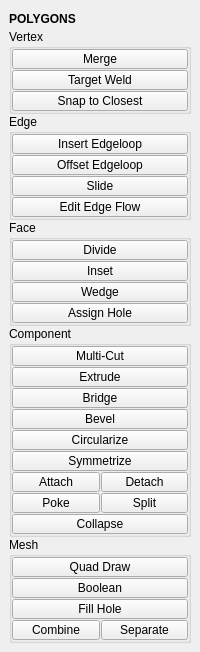
This is tentacle/ui/polygons.ui in m3trik/tentacle as Qt 5 draws it before an edit. The edited form follows.
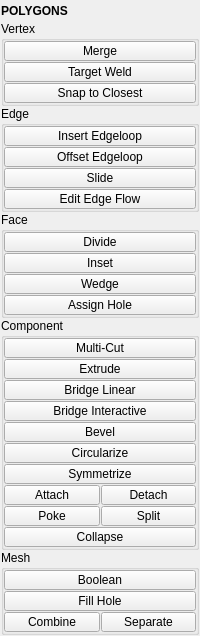
This is the edited form. Custom widgets are drawn as their Qt base class.

What changed in the file:
```diff
--- a/tentacle/ui/polygons.ui
+++ b/tentacle/ui/polygons.ui
@@ -7,7 +7,7 @@
     <x>0</x>
     <y>0</y>
     <width>200</width>
-    <height>636</height>
+    <height>621</height>
    </rect>
   </property>
   <property name="tabShape">
@@ -41,6 +41,18 @@
     </palette>
    </property>
    <layout class="QVBoxLayout" name="verticalLayout_2">
+    <property name="leftMargin">
+     <number>1</number>
+    </property>
+    <property name="topMargin">
+     <number>1</number>
+    </property>
+    <property name="rightMargin">
+     <number>1</number>
+    </property>
+    <property name="bottomMargin">
+     <number>1</number>
+    </property>
     <item>
      <layout class="QVBoxLayout" name="verticalLayout">
       <property name="spacing">
@@ -773,8 +785,8 @@
          <property name="spacing">
           <number>1</number>
          </property>
-         <item row="1" column="0" colspan="2">
-          <widget class="PushButton" name="tb003">
+         <item row="0" column="0" colspan="2">
+          <widget class="QPushButton" name="b012">
            <property name="enabled">
             <bool>true</bool>
            </property>
@@ -791,41 +803,10 @@
             </size>
            </property>
            <property name="toolTip">
-            <string>Extrude the selected component</string>
+            <string>Divide faces by splitting cutting and inserting edge loops</string>
            </property>
            <property name="text">
-            <string>Extrude</string>
-           </property>
-           <property name="iconSize">
-            <size>
-             <width>18</width>
-             <height>18</height>
-            </size>
-           </property>
-          </widget>
-         </item>
-         <item row="5" column="0" colspan="2">
-          <widget class="QPushButton" name="b000">
-           <property name="enabled">
-            <bool>true</bool>
-           </property>
-           <property name="minimumSize">
-            <size>
-             <width>0</width>
-             <height>20</height>
-            </size>
-           </property>
-           <property name="maximumSize">
-            <size>
-             <width>16777215</width>
-             <height>20</height>
-            </size>
-           </property>
-           <property name="toolTip">
-            <string>Organize vertices of selected components into a perfect geometric shape.</string>
-           </property>
-           <property name="text">
-            <string>Circularize</string>
+            <string>Multi-Cut</string>
            </property>
            <property name="iconSize">
             <size>
@@ -872,8 +853,8 @@
            </property>
           </widget>
          </item>
-         <item row="3" column="0" colspan="2">
-          <widget class="PushButton" name="tb004">
+         <item row="13" column="0" colspan="2">
+          <widget class="QPushButton" name="b009">
            <property name="enabled">
             <bool>true</bool>
            </property>
@@ -890,10 +871,10 @@
             </size>
            </property>
            <property name="toolTip">
-            <string>Bevel modifier</string>
+            <string>Collapse the selected edges or faces</string>
            </property>
            <property name="text">
-            <string>Bevel</string>
+            <string>Collapse</string>
            </property>
            <property name="iconSize">
             <size>
@@ -901,9 +882,120 @@
              <height>18</height>
             </size>
            </property>
+           <property name="autoDefault">
+            <bool>false</bool>
+           </property>
+           <property name="default">
+            <bool>false</bool>
+           </property>
+           <property name="flat">
+            <bool>false</bool>
+           </property>
           </widget>
          </item>
-         <item row="6" column="0" colspan="2">
+         <item row="10" column="1">
+          <widget class="PushButton" name="tb005">
+           <property name="enabled">
+            <bool>true</bool>
+           </property>
+           <property name="minimumSize">
+            <size>
+             <width>0</width>
+             <height>20</height>
+            </size>
+           </property>
+           <property name="maximumSize">
+            <size>
+             <width>16777215</width>
+             <height>20</height>
+            </size>
+           </property>
+           <property name="toolTip">
+            <string>Detach selected components</string>
+           </property>
+           <property name="text">
+            <string>Detach</string>
+           </property>
+           <property name="iconSize">
+            <size>
+             <width>18</width>
+             <height>18</height>
+            </size>
+           </property>
+          </widget>
+         </item>
+         <item row="12" column="1">
+          <widget class="QPushButton" name="b046">
+           <property name="enabled">
+            <bool>true</bool>
+           </property>
+           <property name="minimumSize">
+            <size>
+             <width>0</width>
+             <height>20</height>
+            </size>
+           </property>
+           <property name="maximumSize">
+            <size>
+             <width>16777215</width>
+             <height>20</height>
+            </size>
+           </property>
+           <property name="toolTip">
+            <string>Split selected components resulting in a edge ring around them</string>
+           </property>
+           <property name="text">
+            <string>Split</string>
+           </property>
+           <property name="iconSize">
+            <size>
+             <width>18</width>
+             <height>18</height>
+            </size>
+           </property>
+           <property name="autoDefault">
+            <bool>false</bool>
+           </property>
+           <property name="default">
+            <bool>false</bool>
+           </property>
+           <property name="flat">
+            <bool>false</bool>
+           </property>
+          </widget>
+         </item>
+         <item row="10" column="0">
+          <widget class="QPushButton" name="b022">
+           <property name="enabled">
+            <bool>true</bool>
+           </property>
+           <property name="minimumSize">
+            <size>
+             <width>88</width>
+             <height>20</height>
+            </size>
+           </property>
+           <property name="maximumSize">
+            <size>
+             <width>16777215</width>
+             <height>20</height>
+            </size>
+           </property>
+           <property name="toolTip">
+            <string>Connect vertices edges and polygons</string>
+           </property>
+           <property name="text">
+            <string>Attach</string>
+           </property>
+           <property name="iconSize">
+            <size>
+             <width>18</width>
+             <height>18</height>
+            </size>
+           </property>
+          </widget>
+         </item>
+         <item row="7" column="0" colspan="2">
           <widget class="QPushButton" name="b003">
            <property name="enabled">
             <bool>true</bool>
@@ -971,7 +1063,7 @@
            </property>
           </widget>
          </item>
-         <item row="11" column="0">
+         <item row="12" column="0">
           <widget class="QPushButton" name="b032">
            <property name="enabled">
             <bool>true</bool>
@@ -1039,14 +1131,14 @@
            </property>
           </widget>
          </item>
-         <item row="9" column="0">
-          <widget class="QPushButton" name="b022">
+         <item row="6" column="0" colspan="2">
+          <widget class="QPushButton" name="b000">
            <property name="enabled">
             <bool>true</bool>
            </property>
            <property name="minimumSize">
             <size>
-             <width>88</width>
+             <width>0</width>
              <height>20</height>
             </size>
            </property>
@@ -1057,10 +1149,10 @@
             </size>
            </property>
            <property name="toolTip">
-            <string>Connect vertices edges and polygons</string>
+            <string>Organize vertices of selected components into a perfect geometric shape.</string>
            </property>
            <property name="text">
-            <string>Attach</string>
+            <string>Circularize</string>
            </property>
            <property name="iconSize">
             <size>
@@ -1068,10 +1160,47 @@
              <height>18</height>
             </size>
            </property>
+           <property name="balette" stdset="0">
+            <palette>
+             <active>
+              <colorrole role="Highlight">
+               <brush brushstyle="SolidPattern">
+                <color alpha="255">
+                 <red>168</red>
+                 <green>152</green>
+                 <blue>250</blue>
+                </color>
+               </brush>
+              </colorrole>
+             </active>
+             <inactive>
+              <colorrole role="Highlight">
+               <brush brushstyle="SolidPattern">
+                <color alpha="255">
+                 <red>168</red>
+                 <green>152</green>
+                 <blue>250</blue>
+                </color>
+               </brush>
+              </colorrole>
+             </inactive>
+             <disabled>
+              <colorrole role="Highlight">
+               <brush brushstyle="SolidPattern">
+                <color alpha="255">
+                 <red>0</red>
+                 <green>120</green>
+                 <blue>215</blue>
+                </color>
+               </brush>
+              </colorrole>
+             </disabled>
+            </palette>
+           </property>
           </widget>
          </item>
-         <item row="11" column="1">
-          <widget class="QPushButton" name="b046">
+         <item row="1" column="0" colspan="2">
+          <widget class="PushButton" name="tb003">
            <property name="enabled">
             <bool>true</bool>
            </property>
@@ -1088,10 +1217,10 @@
             </size>
            </property>
            <property name="toolTip">
-            <string>Split selected components resulting in a edge ring around them</string>
+            <string>Extrude the selected component</string>
            </property>
            <property name="text">
-            <string>Split</string>
+            <string>Extrude</string>
            </property>
            <property name="iconSize">
             <size>
@@ -1099,19 +1228,41 @@
              <height>18</height>
             </size>
            </property>
-           <property name="autoDefault">
-            <bool>false</bool>
+          </widget>
+         </item>
+         <item row="4" column="0" colspan="2">
+          <widget class="PushButton" name="tb004">
+           <property name="enabled">
+            <bool>true</bool>
            </property>
-           <property name="default">
-            <bool>false</bool>
+           <property name="minimumSize">
+            <size>
+             <width>0</width>
+             <height>20</height>
+            </size>
            </property>
-           <property name="flat">
-            <bool>false</bool>
+           <property name="maximumSize">
+            <size>
+             <width>16777215</width>
+             <height>20</height>
+            </size>
            </property>
+           <property name="toolTip">
+            <string>Bevel modifier</string>
+           </property>
+           <property name="text">
+            <string>Bevel</string>
+           </property>
+           <property name="iconSize">
+            <size>
+             <width>18</width>
+             <height>18</height>
+            </size>
+           </property>
           </widget>
          </item>
-         <item row="9" column="1">
-          <widget class="PushButton" name="tb005">
+         <item row="3" column="0" colspan="2">
+          <widget class="QPushButton" name="b007">
            <property name="enabled">
             <bool>true</bool>
            </property>
@@ -1128,10 +1279,10 @@
             </size>
            </property>
            <property name="toolTip">
-            <string>Detach selected components</string>
+            <string>Interactive bridge tool.</string>
            </property>
            <property name="text">
-            <string>Detach</string>
+            <string>Bridge Interactive</string>
            </property>
            <property name="iconSize">
             <size>
@@ -1142,7 +1293,7 @@
           </widget>
          </item>
          <item row="2" column="0" colspan="2">
-          <widget class="PushButton" name="tb001">
+          <widget class="QPushButton" name="b006">
            <property name="enabled">
             <bool>true</bool>
            </property>
@@ -1162,7 +1313,7 @@
             <string>Create a bridge between two sets of edges or faces</string>
            </property>
            <property name="text">
-            <string>Bridge</string>
+            <string>Bridge Linear</string>
            </property>
            <property name="iconSize">
             <size>
@@ -1172,114 +1323,6 @@
            </property>
           </widget>
          </item>
-         <item row="0" column="0" colspan="2">
-          <widget class="QPushButton" name="b012">
-           <property name="enabled">
-            <bool>true</bool>
-           </property>
-           <property name="minimumSize">
-            <size>
-             <width>0</width>
-             <height>20</height>
-            </size>
-           </property>
-           <property name="maximumSize">
-            <size>
-             <width>16777215</width>
-             <height>20</height>
-            </size>
-           </property>
-           <property name="toolTip">
-            <string>Divide faces by splitting cutting and inserting edge loops</string>
-           </property>
-           <property name="text">
-            <string>Multi-Cut</string>
-           </property>
-           <property name="iconSize">
-            <size>
-             <width>18</width>
-             <height>18</height>
-            </size>
-           </property>
-           <property name="balette" stdset="0">
-            <palette>
-             <active>
-              <colorrole role="Highlight">
-               <brush brushstyle="SolidPattern">
-                <color alpha="255">
-                 <red>168</red>
-                 <green>152</green>
-                 <blue>250</blue>
-                </color>
-               </brush>
-              </colorrole>
-             </active>
-             <inactive>
-              <colorrole role="Highlight">
-               <brush brushstyle="SolidPattern">
-                <color alpha="255">
-                 <red>168</red>
-                 <green>152</green>
-                 <blue>250</blue>
-                </color>
-               </brush>
-              </colorrole>
-             </inactive>
-             <disabled>
-              <colorrole role="Highlight">
-               <brush brushstyle="SolidPattern">
-                <color alpha="255">
-                 <red>0</red>
-                 <green>120</green>
-                 <blue>215</blue>
-                </color>
-               </brush>
-              </colorrole>
-             </disabled>
-            </palette>
-           </property>
-          </widget>
-         </item>
-         <item row="12" column="0" colspan="2">
-          <widget class="QPushButton" name="b009">
-           <property name="enabled">
-            <bool>true</bool>
-           </property>
-           <property name="minimumSize">
-            <size>
-             <width>0</width>
-             <height>20</height>
-            </size>
-           </property>
-           <property name="maximumSize">
-            <size>
-             <width>16777215</width>
-             <height>20</height>
-            </size>
-           </property>
-           <property name="toolTip">
-            <string>Collapse the selected edges or faces</string>
-           </property>
-           <property name="text">
-            <string>Collapse</string>
-           </property>
-           <property name="iconSize">
-            <size>
-             <width>18</width>
-             <height>18</height>
-            </size>
-           </property>
-           <property name="autoDefault">
-            <bool>false</bool>
-           </property>
-           <property name="default">
-            <bool>false</bool>
-           </property>
-           <property name="flat">
-            <bool>false</bool>
-           </property>
-          </widget>
-         </item>
         </layout>
        </widget>
       </item>
@@ -1304,7 +1347,7 @@
          <property name="spacing">
           <number>1</number>
          </property>
-         <item row="4" column="1">
+         <item row="3" column="1">
           <widget class="QPushButton" name="b002">
            <property name="enabled">
             <bool>true</bool>
@@ -1335,7 +1378,7 @@
            </property>
           </widget>
          </item>
-         <item row="2" column="0" colspan="2">
+         <item row="1" column="0" colspan="2">
           <widget class="QPushButton" name="b001">
            <property name="enabled">
             <bool>true</bool>
@@ -1366,7 +1409,7 @@
            </property>
           </widget>
          </item>
-         <item row="1" column="0" colspan="2">
+         <item row="0" column="0" colspan="2">
           <widget class="PushButton" name="tb008">
            <property name="enabled">
             <bool>true</bool>
@@ -1397,7 +1440,7 @@
            </property>
           </widget>
          </item>
-         <item row="4" column="0">
+         <item row="3" column="0">
           <widget class="PushButton" name="tb002">
            <property name="enabled">
             <bool>true</bool>
@@ -1428,37 +1471,6 @@
            </property>
           </widget>
          </item>
-         <item row="0" column="0" colspan="2">
-          <widget class="QPushButton" name="b028">
-           <property name="enabled">
-            <bool>true</bool>
-           </property>
-           <property name="minimumSize">
-            <size>
-             <width>0</width>
-             <height>20</height>
-            </size>
-           </property>
-           <property name="maximumSize">
-            <size>
-             <width>16777215</width>
-             <height>20</height>
-            </size>
-           </property>
-           <property name="toolTip">
-            <string>Enter quad draw tool</string>
-           </property>
-           <property name="text">
-            <string>Quad Draw</string>
-           </property>
-           <property name="iconSize">
-            <size>
-             <width>18</width>
-             <height>18</height>
-            </size>
-           </property>
-          </widget>
-         </item>
         </layout>
        </widget>
       </item>
```
